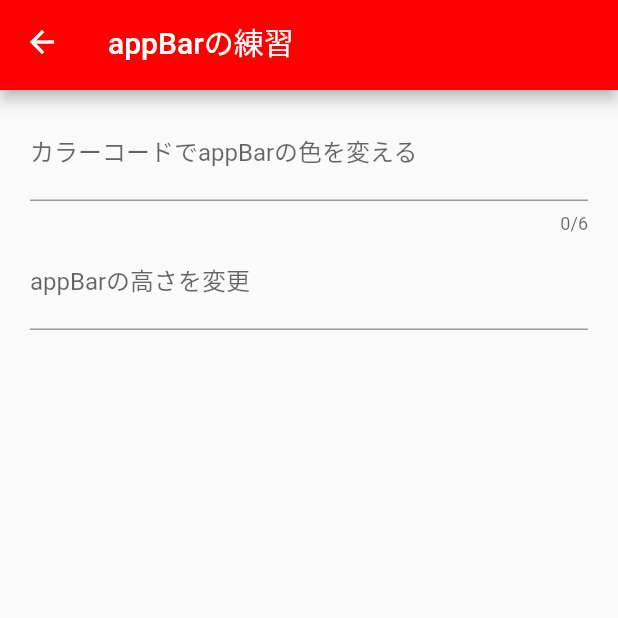
After one commit to Yuki-Kona/flutter_layout, a Flutter app: the screen it shows after launch, after a tap on "レイアウト1", on a phone screen of 412 x 824 dp, the top half of it. The commit adds this screen. Run offline on Flutter 3.47's test engine with Material 2 defaults, Android fonts, the phone set to English and light mode, and no system bars.

Commit message:
make appBar1 commit

```diff
--- /dev/null
+++ b/lib/appbar_1.dart
@@ -0,0 +1,61 @@
+import 'package:flutter/material.dart';
+import 'package:flutter/services.dart';
+import 'package:provider/provider.dart';
+
+import 'main_model.dart';
+
+class AppBar1 extends StatelessWidget{
+  const AppBar1({Key? key}) : super(key: key);
+  final String appBar1 =  'appBarの練習';
+
+  @override
+  Widget build(BuildContext context) {
+    final MainModel mainModelData = Provider.of<MainModel>(context,listen:true);
+    // TODO: appBarの練習１
+    return Scaffold(
+      appBar: PreferredSize(
+        preferredSize: Size.fromHeight(mainModelData.height.toDouble()),
+        child: AppBar(
+          backgroundColor: HexColor(mainModelData.colorCord),
+          title: Text(appBar1),
+        ),
+      ),
+      body:SizedBox(
+        child: Padding(
+          padding: const EdgeInsets.only(top:10.0,left: 20,right: 20),
+          child: ListView(
+            children: [
+                TextField(
+                  decoration: InputDecoration(
+                    label:  const Text('カラーコードでappBarの色を変える'),
+                    hintText: '現在のカラーコード${mainModelData.hash+mainModelData.colorCord}',
+                  ),
+                  maxLength: 6,
+                  inputFormatters:[
+                    FilteringTextInputFormatter.allow(RegExp(r'[0-9,a-f]')),
+                  ],
+                  onChanged: (colorNumber){
+                    if(colorNumber.length==6){
+                      mainModelData.colorChang(colorNumber);
+                    }
+                  }
+                ),
+              TextField(
+                decoration: InputDecoration(
+                  labelText: 'appBarの高さを変更',
+                  hintText: '現在の高さ${mainModelData.height}',
+                ),
+                keyboardType: TextInputType.number,
+                onSubmitted: (heightNumber){
+                  if(int.parse(heightNumber)<501 && int.parse(heightNumber)>19){
+                  mainModelData.heightChang(int.parse(heightNumber));
+                  }
+                },
+              )
+            ],
+          ),
+        )
+      ),
+    );
+  }
+}
--- a/lib/main.dart
+++ b/lib/main.dart
@@ -1,4 +1,7 @@
 import 'package:flutter/material.dart';
+import 'package:git_layout/appbar_1.dart';
+import 'package:git_layout/main_model.dart';
+import 'package:provider/provider.dart';
 
 void main() {
   runApp(const MyApp());
@@ -8,12 +11,20 @@ class MyApp extends StatelessWidget {
   const MyApp({Key? key}) : super(key: key);
   @override
   Widget build(BuildContext context) {
-    return MaterialApp(
+    return MultiProvider(
+        providers: [
+          //provider
+          ChangeNotifierProvider<MainModel>(
+            create:(context)=>MainModel(),
+        ),
+      ],
+      child: MaterialApp(
       title: 'Flutter Demo',
       theme: ThemeData(
         primarySwatch: Colors.blue,
       ),
       home: const MyHomePage(),
+      )
     );
   }
 }
@@ -27,6 +38,10 @@ class MyHomePage extends StatefulWidget {
 class _MyHomePageState extends State<MyHomePage> {
   @override
   Widget build(BuildContext context) {
+  //モデル
+    final MainModel mainModelData = Provider.of<MainModel>(context,listen:true);
+
+    //画面表示
     return Scaffold(
       appBar: AppBar(
         title: const Text('レイアウトの練習'),
@@ -36,7 +51,7 @@ class _MyHomePageState extends State<MyHomePage> {
           padding: const EdgeInsets.all(10.0),
           child: ListView(
 
-            children: const [
+            children: [
               //appBarのレイアウト選択
               Center(
                 child: Text('appBarのレイアウト',
@@ -59,6 +74,9 @@ class _MyHomePageState extends State<MyHomePage> {
                         fontWeight: FontWeight.w500,
                         ),
                       ),
+                      onTap: (){
+                        Navigator.push(context,MaterialPageRoute(builder: (context)=>const AppBar1()));
+                      },
                     ),
                   ),
                 )
--- /dev/null
+++ b/lib/main_model.dart
@@ -0,0 +1,31 @@
+import 'package:flutter/material.dart';
+
+class MainModel extends ChangeNotifier{
+  String title = '';
+  String colorCord = 'ff0000';
+  String hash = '#';
+  int height = 60;
+
+  Future colorChang(String colorNumber)async{
+    colorCord = colorNumber;
+    notifyListeners();
+  }
+
+  Future heightChang(int heightNumber)async{
+    height = heightNumber;
+    notifyListeners();
+  }
+}
+
+//カラーコードを使うためのクラス
+class HexColor extends Color {
+  static int _getColorFromHex(String hexColor) {
+    hexColor = hexColor.toUpperCase().replaceAll('#', '');
+    if (hexColor.length == 6) {
+      hexColor = 'FF' + hexColor;
+    }
+    return int.parse(hexColor, radix: 16);
+  }
+
+  HexColor(final String hexColor) : super(_getColorFromHex(hexColor));
+}
--- a/pubspec.yaml
+++ b/pubspec.yaml
@@ -34,6 +34,8 @@ dependencies:
   # The following adds the Cupertino Icons font to your application.
   # Use with the CupertinoIcons class for iOS style icons.
   cupertino_icons: ^1.0.2
+  #provider
+  provider: ^6.0.3
 
 dev_dependencies:
   flutter_test:
```
Also changed, not shown: pubspec.lock.
